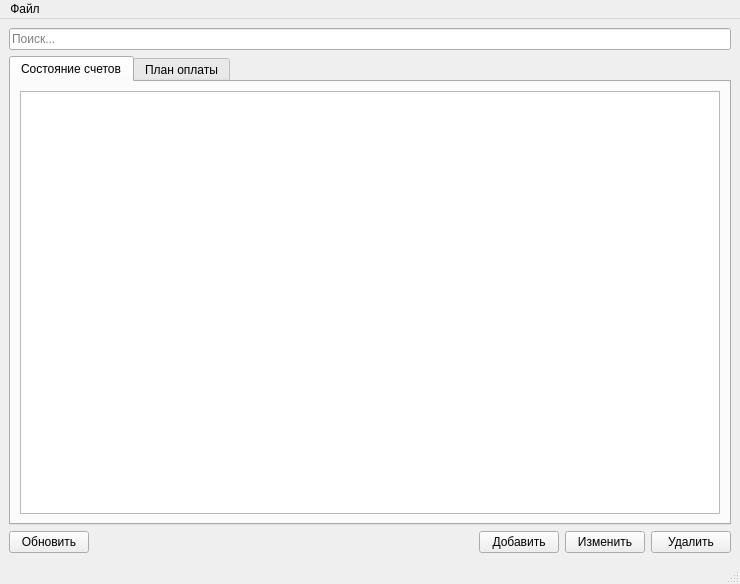
The window that mainwindow.ui (igrekus/billplan) describes before a commit, drawn with Qt 5.
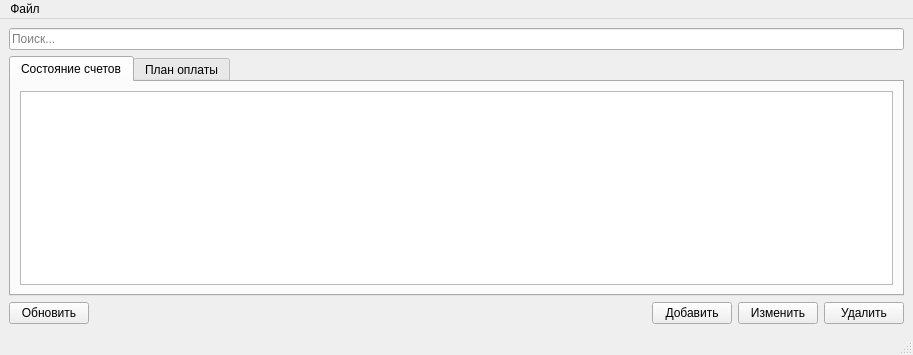
The same window after the commit.

```diff
--- a/mainwindow.ui
+++ b/mainwindow.ui
@@ -6,8 +6,8 @@
    <rect>
     <x>0</x>
     <y>0</y>
-    <width>740</width>
-    <height>584</height>
+    <width>913</width>
+    <height>355</height>
    </rect>
   </property>
   <property name="windowTitle">
@@ -105,7 +105,7 @@
     <rect>
      <x>0</x>
      <y>0</y>
-     <width>740</width>
+     <width>913</width>
      <height>18</height>
     </rect>
    </property>
```
